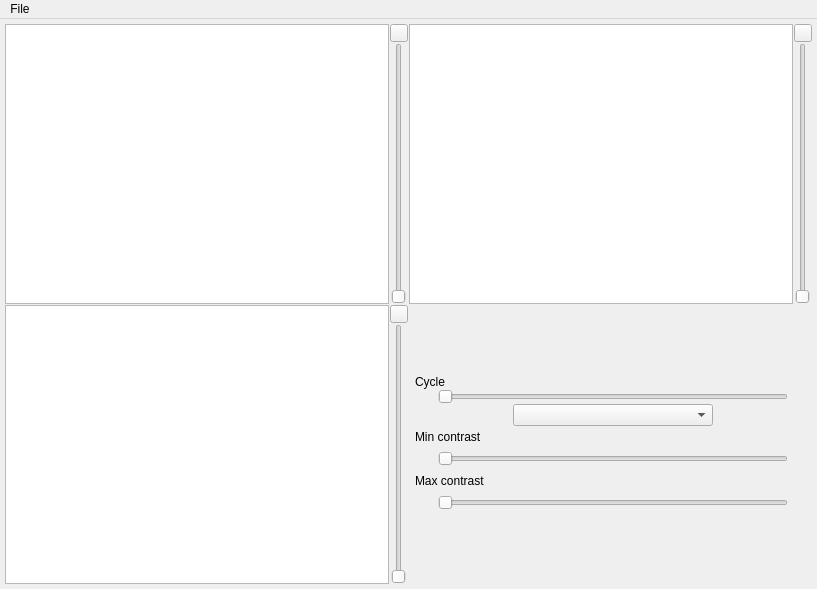
Above: mimir_ui.ui from Darnagof/Mimir before the change. Below: the same form after it.
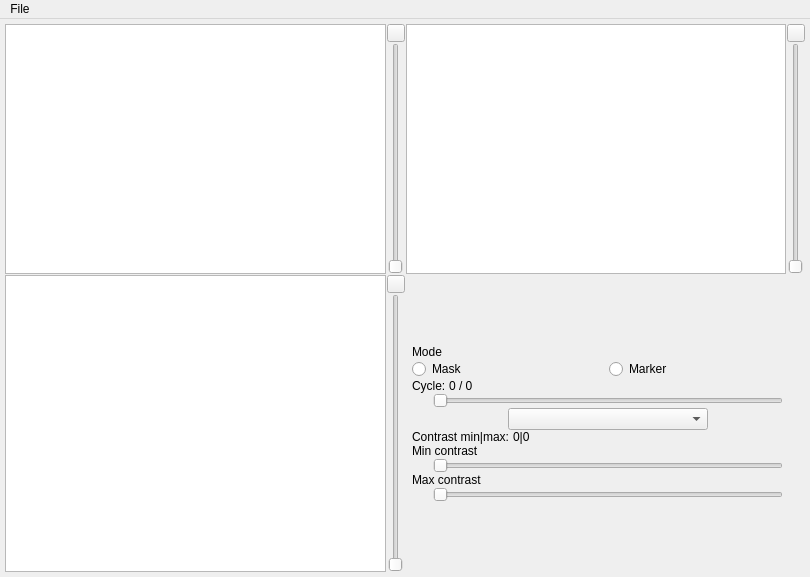
That is the form after the change. Icons and pictures are not drawn.

Commit message: Added Mask/Marker mode buttons, and label of slice and contrast numbers

Patch:
```diff
--- a/mimir_ui.ui
+++ b/mimir_ui.ui
@@ -6,8 +6,8 @@
    <rect>
     <x>0</x>
     <y>0</y>
-    <width>817</width>
-    <height>589</height>
+    <width>810</width>
+    <height>577</height>
    </rect>
   </property>
   <property name="windowTitle">
@@ -146,6 +146,12 @@
         <property name="spacing">
          <number>1</number>
         </property>
+        <property name="sizeConstraint">
+         <enum>QLayout::SetDefaultConstraint</enum>
+        </property>
+        <property name="rightMargin">
+         <number>0</number>
+        </property>
         <item>
          <widget class="QGraphicsView" name="sagittal_slice_viewer"/>
         </item>
@@ -215,18 +221,54 @@
          <number>70</number>
         </property>
         <item>
-         <widget class="QLabel" name="label_3">
-          <property name="sizePolicy">
-           <sizepolicy hsizetype="Maximum" vsizetype="Maximum">
-            <horstretch>0</horstretch>
-            <verstretch>0</verstretch>
-           </sizepolicy>
-          </property>
+         <widget class="QLabel" name="label_4">
           <property name="text">
-           <string>Cycle</string>
+           <string>Mode</string>
           </property>
          </widget>
         </item>
+        <item>
+         <layout class="QHBoxLayout" name="horizontalLayout_2">
+          <item>
+           <widget class="QRadioButton" name="mask_mode_button">
+            <property name="text">
+             <string>Mask</string>
+            </property>
+           </widget>
+          </item>
+          <item>
+           <widget class="QRadioButton" name="marker_mode_button">
+            <property name="text">
+             <string>Marker</string>
+            </property>
+           </widget>
+          </item>
+         </layout>
+        </item>
+        <item>
+         <layout class="QHBoxLayout" name="horizontalLayout_3">
+          <item>
+           <widget class="QLabel" name="label_3">
+            <property name="sizePolicy">
+             <sizepolicy hsizetype="Maximum" vsizetype="Maximum">
+              <horstretch>0</horstretch>
+              <verstretch>0</verstretch>
+             </sizepolicy>
+            </property>
+            <property name="text">
+             <string>Cycle: </string>
+            </property>
+           </widget>
+          </item>
+          <item>
+           <widget class="QLabel" name="cycle_nb_label">
+            <property name="text">
+             <string>0 / 0</string>
+            </property>
+           </widget>
+          </item>
+         </layout>
+        </item>
         <item alignment="Qt::AlignHCenter">
          <widget class="QSlider" name="horizontalSlider">
           <property name="sizePolicy">
@@ -268,6 +310,30 @@
           </property>
          </widget>
         </item>
+        <item>
+         <layout class="QHBoxLayout" name="horizontalLayout_4">
+          <item>
+           <widget class="QLabel" name="label_6">
+            <property name="sizePolicy">
+             <sizepolicy hsizetype="Maximum" vsizetype="Maximum">
+              <horstretch>0</horstretch>
+              <verstretch>0</verstretch>
+             </sizepolicy>
+            </property>
+            <property name="text">
+             <string>Contrast min|max: </string>
+            </property>
+           </widget>
+          </item>
+          <item>
+           <widget class="QLabel" name="contrast_nb_label">
+            <property name="text">
+             <string>0|0</string>
+            </property>
+           </widget>
+          </item>
+         </layout>
+        </item>
         <item alignment="Qt::AlignVCenter">
          <widget class="QLabel" name="label_2">
           <property name="sizePolicy">
@@ -331,7 +397,7 @@
     <rect>
      <x>0</x>
      <y>0</y>
-     <width>817</width>
+     <width>810</width>
      <height>21</height>
     </rect>
    </property>
```
Left out of the diff: 2 changed lines with no effect on the pictures. The commit also changes 2 other files.
